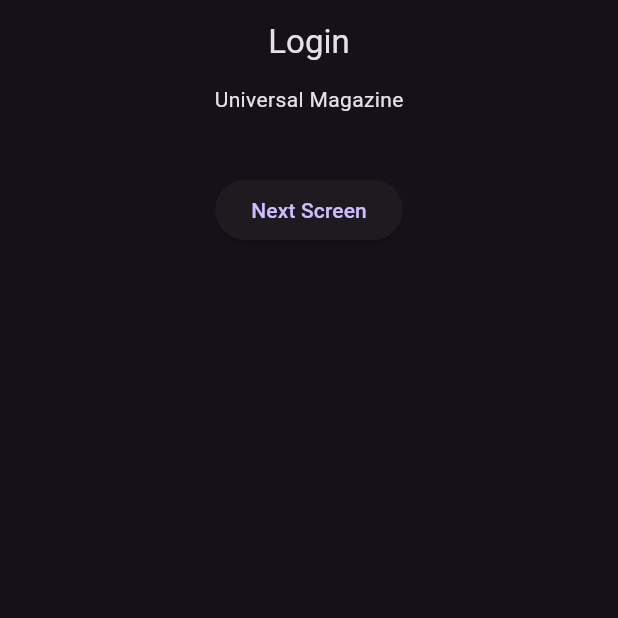
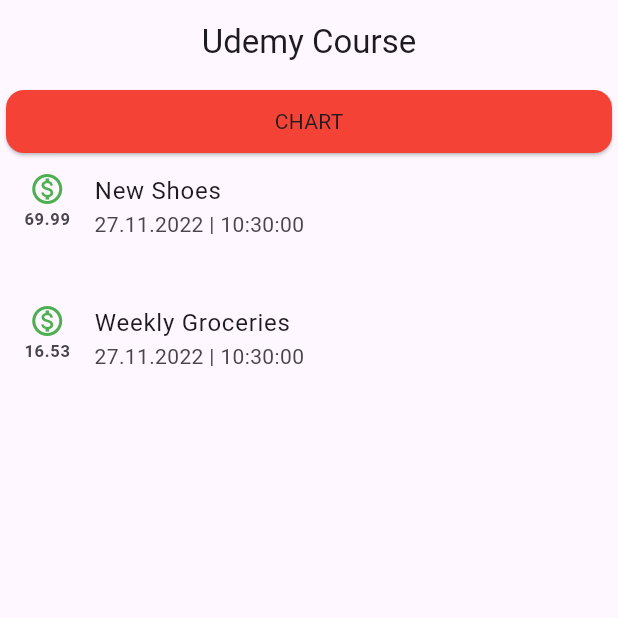
Before and after one commit to Pioxis/unimag, a Flutter app: the screen it shows after launch, on a phone screen of 412 x 824 dp, the top half of it. Run offline on Flutter 3.47's test engine with Material 2 defaults, Android fonts, the phone set to English and light mode, and no system bars.

Commit message:
Udemy Go next, locale and Intl

```diff
--- a/lib/homepage.dart
+++ b/lib/homepage.dart
@@ -1,4 +1,9 @@
 import 'package:flutter/material.dart';
+import 'package:intl/intl.dart';
+
+import './transaction.dart';
+
+
 
 class Homepage extends StatefulWidget {
   const Homepage({super.key});
@@ -8,26 +13,64 @@ class Homepage extends StatefulWidget {
 }
 
 class _HomepageState extends State<Homepage> {
+  final List<Transaction> transactions = [
+    Transaction(
+      id: 't1',
+      title: 'New Shoes',
+      amount: 69.99,
+      date: DateTime.now(),
+    ),
+    Transaction(
+      id: 't2',
+      title: 'Weekly Groceries',
+      amount: 16.53,
+      date: DateTime.now(),
+    ),
+  ];
+
   @override
   Widget build(BuildContext context) {
     return Scaffold(
       appBar: AppBar(
         title: const Center(
-          child: Text('Login'),
+          child: Text('Udemy Course'),
         ),
         titleSpacing: 9,
       ),
-      body: Center(
-        child: Column(
-          children: <Widget>[
-            const Text('Universal Magazine'),
-            const Text('\n'),
-            ElevatedButton(
-              onPressed: () {},
-              child: const Text('Next Screen'),
+      body: Column(
+        mainAxisAlignment: MainAxisAlignment.start,
+        crossAxisAlignment: CrossAxisAlignment.stretch,
+        children: <Widget>[
+          Container(
+            width: double.infinity,
+            height: 50,
+            child: const Card(
+              color: Colors.red,
+              child: Center(child: Text('CHART')),
             ),
-          ],
-        ),
+          ),
+          Column(
+            children: transactions.map((tx) {
+              return ListTile(
+                title: Text(tx.title),
+                subtitle: Text(DateFormat('dd.MM.y | HH:mm:ss').format(tx.date)),
+                leading: Column(
+                  children: <Widget>[
+                    const Icon(
+                      Icons.monetization_on_outlined,
+                      color: Colors.green,
+                    ),
+                    Text(
+                      tx.amount.toString(),
+                      style: const TextStyle(fontWeight: FontWeight.bold),
+                    ),
+                  ],
+                ),
+                isThreeLine: true,
+              );
+            }).toList(),
+          )
+        ],
       ),
     );
   }
--- a/lib/main.dart
+++ b/lib/main.dart
@@ -13,9 +13,13 @@ class MyApp extends StatelessWidget {
   Widget build(BuildContext context) {
     return MaterialApp(
       title: 'UniMag',
-      theme: ThemeData.dark(
-        useMaterial3: true
+      darkTheme: ThemeData.dark(
+        useMaterial3: true,
       ),
+      theme: ThemeData.light(
+        useMaterial3: true,
+      ),
+      themeMode: ThemeMode.system,
       home: const Homepage(),
     );
   }
--- /dev/null
+++ b/lib/transaction.dart
@@ -0,0 +1,13 @@
+class Transaction {
+  final String id;
+  final String title;
+  final double amount;
+  final DateTime date;
+
+  Transaction({
+    required this.id,
+    required this.title,
+    required this.amount,
+    required this.date,
+  });
+}
--- a/pubspec.yaml
+++ b/pubspec.yaml
@@ -36,6 +36,7 @@ dependencies:
   # The following adds the Cupertino Icons font to your application.
   # Use with the CupertinoIcons class for iOS style icons.
   cupertino_icons: ^1.0.2
+  intl: ^0.17.0
 
 dev_dependencies:
   flutter_test:
```
